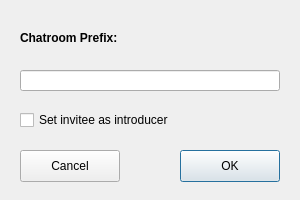
named-data/ChronoChat, file src/startchatdialog.ui: the form before one commit.
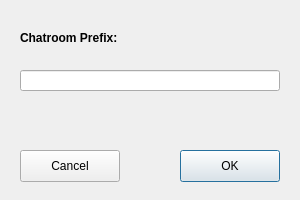
The form after the commit.

Diff of the .ui file:
```diff
--- a/src/startchatdialog.ui
+++ b/src/startchatdialog.ui
@@ -68,22 +68,6 @@
     <string>Cancel</string>
    </property>
   </widget>
-  <widget class="QCheckBox" name="introCheckBox">
-   <property name="geometry">
-    <rect>
-     <x>20</x>
-     <y>110</y>
-     <width>260</width>
-     <height>20</height>
-    </rect>
-   </property>
-   <property name="text">
-    <string>Set invitee as introducer</string>
-   </property>
-   <property name="checkable">
-    <bool>true</bool>
-   </property>
-  </widget>
  </widget>
  <resources/>
  <connections/>
```
